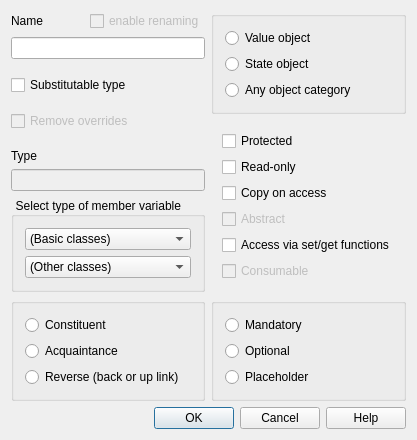
Above: lavape/src/LavaPE_UI/idd_attrbox.ui from berkus/lavape before the change. Below: the same form after it.
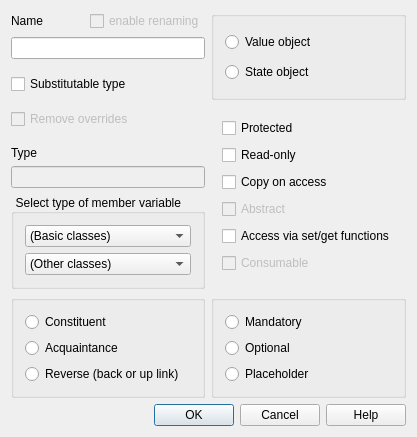
That is the form after the change.

```diff
--- a/lavape/src/LavaPE_UI/idd_attrbox.ui
+++ b/lavape/src/LavaPE_UI/idd_attrbox.ui
@@ -27,7 +27,19 @@
      <property name="margin" >
       <number>0</number>
      </property>
-     <property name="spacing" >
+     <property name="topMargin" >
+      <number>0</number>
+     </property>
+     <property name="rightMargin" >
+      <number>0</number>
+     </property>
+     <property name="bottomMargin" >
+      <number>0</number>
+     </property>
+     <property name="horizontalSpacing" >
+      <number>6</number>
+     </property>
+     <property name="verticalSpacing" >
       <number>6</number>
      </property>
      <item rowspan="2" row="1" column="0" >
@@ -368,13 +380,6 @@
           </property>
          </widget>
         </item>
-        <item>
-         <widget class="QRadioButton" name="AnyCategory" >
-          <property name="text" >
-           <string>Any object category</string>
-          </property>
-         </widget>
-        </item>
        </layout>
       </widget>
      </item>
```
Left out of the diff: 172 changed lines with no effect on the pictures.
